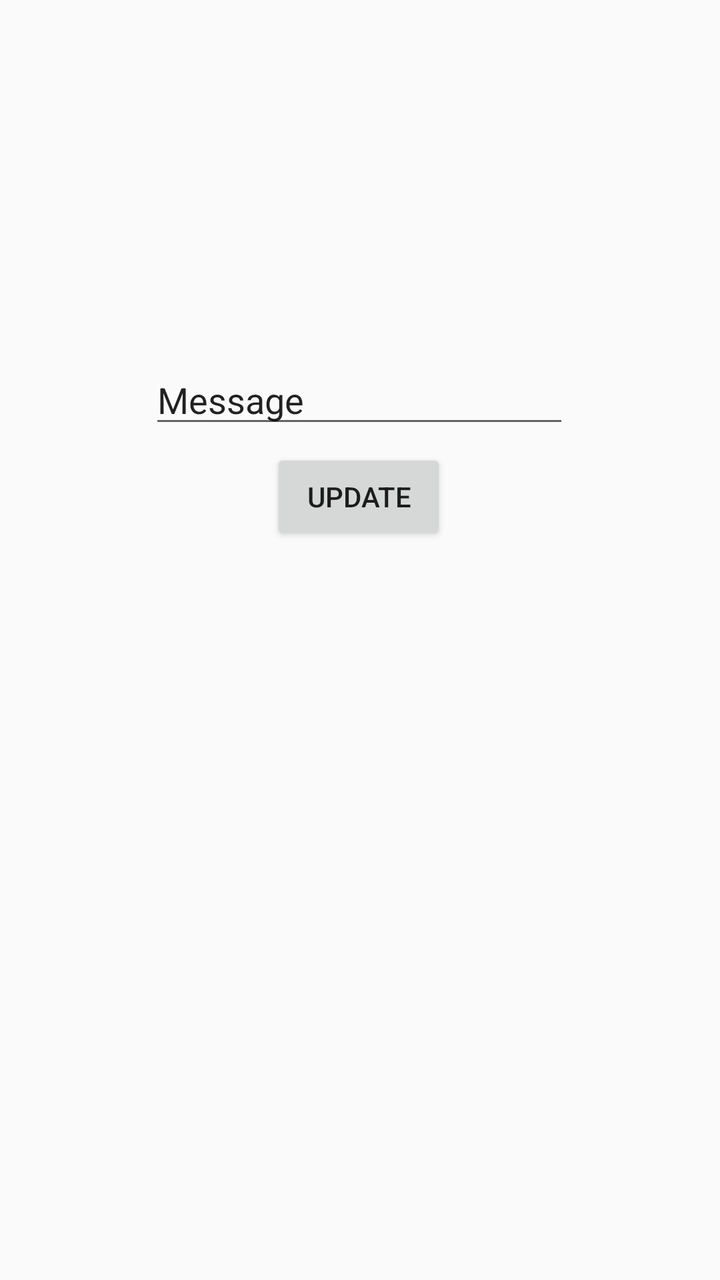
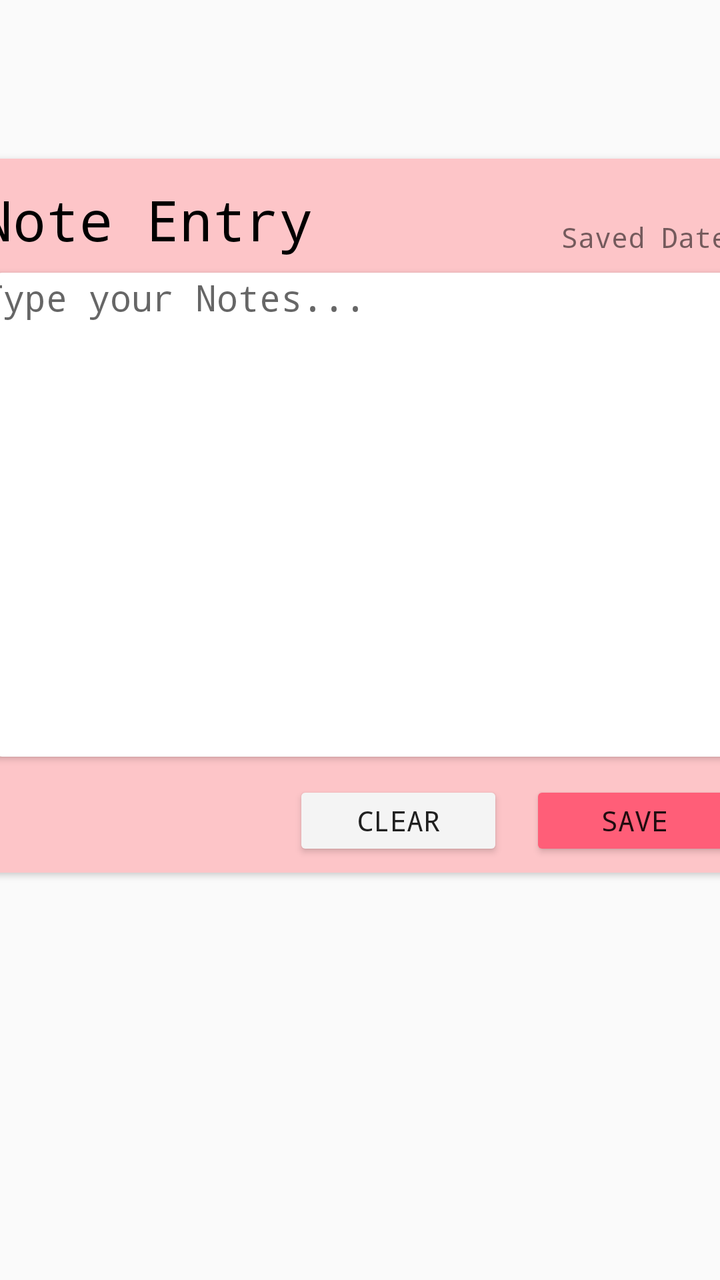

Two renders of the same Android screen: before a commit and after it. Below are the layout's source before the change and the commit's diff.
<!-- AndroidManifest.xml: application theme Theme.NoteApp -->
<!-- res/layout/page1_fragment.xml -->
<?xml version="1.0" encoding="utf-8"?>
<androidx.constraintlayout.widget.ConstraintLayout xmlns:android="http://schemas.android.com/apk/res/android"
    xmlns:app="http://schemas.android.com/apk/res-auto"
    xmlns:tools="http://schemas.android.com/tools"
    android:layout_width="match_parent"
    android:layout_height="match_parent">

    <EditText
        android:id="@+id/editValue"
        android:layout_width="wrap_content"
        android:layout_height="wrap_content"
        android:ems="10"
        android:inputType="text"
        android:text="Message"
        app:layout_constraintBottom_toBottomOf="parent"
        app:layout_constraintEnd_toEndOf="parent"
        app:layout_constraintHorizontal_bias="0.497"
        app:layout_constraintStart_toStartOf="parent"
        app:layout_constraintTop_toTopOf="parent"
        app:layout_constraintVertical_bias="0.297" />

    <Button
        android:id="@+id/vbutton"
        android:layout_width="wrap_content"
        android:layout_height="wrap_content"
        android:text="Update"
        app:layout_constraintBottom_toBottomOf="parent"
        app:layout_constraintEnd_toEndOf="parent"
        app:layout_constraintHorizontal_bias="0.498"
        app:layout_constraintStart_toStartOf="parent"
        app:layout_constraintTop_toTopOf="parent"
        app:layout_constraintVertical_bias="0.379" />
</androidx.constraintlayout.widget.ConstraintLayout>
<!-- resources referenced by this layout -->
<resources>
  <style name="Theme.NoteApp" parent="Base.Theme.NoteApp" />
  <style name="Base.Theme.NoteApp" parent="Theme.AppCompat.Light.NoActionBar">
          
          
      </style>
</resources>

<!-- the commit's change to res/layout/page1_fragment.xml (unified diff, before → after) -->
@@ -5,29 +5,118 @@
     android:layout_width="match_parent"
     android:layout_height="match_parent">
 
-    <EditText
-        android:id="@+id/editValue"
-        android:layout_width="wrap_content"
-        android:layout_height="wrap_content"
-        android:ems="10"
-        android:inputType="text"
-        android:text="Message"
+    <androidx.cardview.widget.CardView
+        android:layout_width="399dp"
+        android:layout_height="357dp"
+        android:elevation="4dp"
+        app:cardBackgroundColor="#FDC5C8"
+        app:cardCornerRadius="16dp"
         app:layout_constraintBottom_toBottomOf="parent"
         app:layout_constraintEnd_toEndOf="parent"
-        app:layout_constraintHorizontal_bias="0.497"
         app:layout_constraintStart_toStartOf="parent"
         app:layout_constraintTop_toTopOf="parent"
-        app:layout_constraintVertical_bias="0.297" />
+        app:layout_constraintVertical_bias="0.28">
 
-    <Button
-        android:id="@+id/vbutton"
-        android:layout_width="wrap_content"
-        android:layout_height="wrap_content"
-        android:text="Update"
-        app:layout_constraintBottom_toBottomOf="parent"
-        app:layout_constraintEnd_toEndOf="parent"
-        app:layout_constraintHorizontal_bias="0.498"
-        app:layout_constraintStart_toStartOf="parent"
-        app:layout_constraintTop_toTopOf="parent"
-        app:layout_constraintVertical_bias="0.379" />
+        <androidx.constraintlayout.widget.ConstraintLayout
+            android:layout_width="match_parent"
+            android:layout_height="match_parent">
+
+            <TextView
+                android:id="@+id/textView2"
+                android:layout_width="wrap_content"
+                android:layout_height="wrap_content"
+                android:layout_marginTop="-5dp"
+                android:fontFamily="monospace"
+                android:text="Note Entry"
+                android:textColor="#000000"
+                android:textSize="28sp"
+                app:layout_constraintBottom_toBottomOf="parent"
+                app:layout_constraintEnd_toEndOf="parent"
+                app:layout_constraintHorizontal_bias="0.037"
+                app:layout_constraintStart_toStartOf="parent"
+                app:layout_constraintTop_toTopOf="parent"
+                app:layout_constraintVertical_bias="0.05" />
+
+            <TextView
+                android:id="@+id/date"
+                android:layout_width="wrap_content"
+                android:layout_height="wrap_content"
+                android:fontFamily="monospace"
+                android:text="Saved Date"
+                app:layout_constraintBottom_toBottomOf="parent"
+                app:layout_constraintEnd_toEndOf="parent"
+                app:layout_constraintHorizontal_bias="0.949"
+                app:layout_constraintStart_toStartOf="parent"
+                app:layout_constraintTop_toTopOf="parent"
+                app:layout_constraintVertical_bias="0.088" />
+
+            <androidx.cardview.widget.CardView
+                android:id="@+id/cardView"
+                android:layout_width="379dp"
+                android:layout_height="242dp"
+                app:cardCornerRadius="10dp"
+                app:layout_constraintBottom_toBottomOf="parent"
+                app:layout_constraintEnd_toEndOf="parent"
+                app:layout_constraintStart_toStartOf="parent"
+                app:layout_constraintTop_toTopOf="parent"
+                app:layout_constraintVertical_bias="0.495">
+
+                <androidx.constraintlayout.widget.ConstraintLayout
+                    android:layout_width="match_parent"
+                    android:layout_height="match_parent">
+
+                    <EditText
+                        android:id="@+id/editValue"
+                        android:layout_width="378dp"
+                        android:layout_height="241dp"
+                        android:background="#00DED7D7"
+                        android:backgroundTint="#EFEFEF"
+                        android:elevation="4dp"
+                        android:ems="10"
+                        android:fontFamily="monospace"
+                        android:gravity="top"
+                        android:hint="Type your Notes..."
+                        android:inputType="text|textMultiLine"
+                        android:textColor="#000000"
+                        app:layout_constraintBottom_toBottomOf="parent"
+                        app:layout_constraintEnd_toEndOf="parent"
+                        app:layout_constraintHorizontal_bias="0.0"
+                        app:layout_constraintStart_toStartOf="parent"
+                        app:layout_constraintTop_toTopOf="parent"
+                        app:layout_constraintVertical_bias="0.0" />
+                </androidx.constraintlayout.widget.ConstraintLayout>
+            </androidx.cardview.widget.CardView>
+
+            <Button
+                android:id="@+id/vbutton"
+                android:layout_width="105dp"
+                android:layout_height="40dp"
+                android:backgroundTint="#FF5E78"
+                android:fontFamily="monospace"
+                android:text="Save"
+                app:layout_constraintBottom_toBottomOf="parent"
+                app:layout_constraintEnd_toEndOf="parent"
+                app:layout_constraintHorizontal_bias="0.966"
+                app:layout_constraintStart_toStartOf="parent"
+                app:layout_constraintTop_toTopOf="parent"
+                app:layout_constraintVertical_bias="0.981" />
+
+            <Button
+                android:id="@+id/vbutton2"
+                android:layout_width="105dp"
+                android:layout_height="40dp"
+                android:backgroundTint="#F4F4F4"
+                android:fontFamily="monospace"
+                android:text="Clear"
+                app:layout_constraintBottom_toBottomOf="parent"
+                app:layout_constraintEnd_toEndOf="parent"
+                app:layout_constraintHorizontal_bias="0.564"
+                app:layout_constraintStart_toStartOf="parent"
+                app:layout_constraintTop_toTopOf="parent"
+                app:layout_constraintVertical_bias="0.981" />
+
+        </androidx.constraintlayout.widget.ConstraintLayout>
+
+    </androidx.cardview.widget.CardView>
+
 </androidx.constraintlayout.widget.ConstraintLayout>
